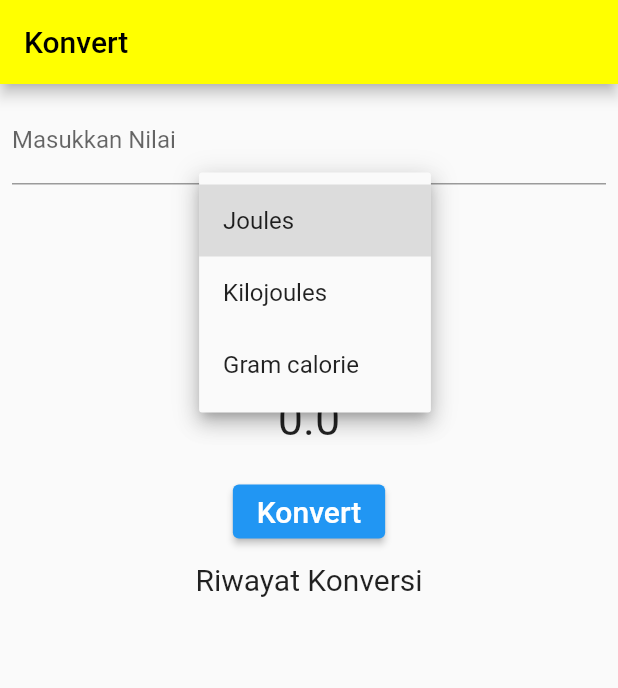
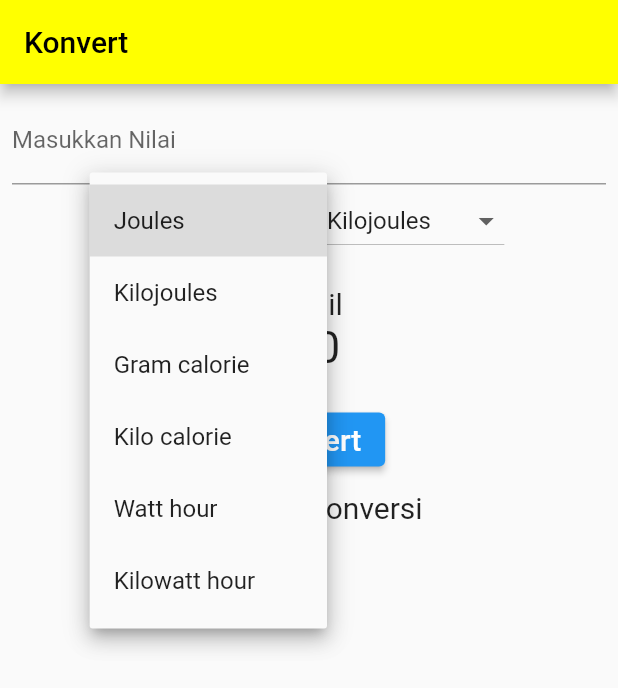
Before and after one commit to refido/konversi_energy, a Flutter app: the screen it shows after launch, after a tap on "Joules", on a phone screen of 412 x 824 dp. Shown: the top 688 px of the screen. Run offline on Flutter 3.47's test engine with Material 2 defaults, Android fonts, the phone set to English and light mode, and no system bars.

Commit message:
fix bug! value dropdown sama, nol koma pada hasil

```diff
--- a/lib/main.dart
+++ b/lib/main.dart
@@ -24,27 +24,125 @@ class _MyAppState extends State<MyApp> {
   TextEditingController data = new TextEditingController();
 
   double _input = 0;
-  var listItem = ["Joules", "Kilojoules", "Gram calorie"];
+  var listItem = [
+    "Joules",
+    "Kilojoules",
+    "Gram calorie",
+    "Kilo calorie",
+    "Watt hour",
+    "Kilowatt hour"
+  ];
   void _hitungEnergy() {
     setState(() {
       _input = double.parse(data.text);
-      if (_value1 == "Joules" && _value2 == "Kilojoules") //joules ke kilojoules
+      //joules ke joules
+      if (_value1 == "Joules" && _value2 == "Joules")
+        _result = _input;
+      //joules ke kilojoules
+      else if (_value1 == "Joules" && _value2 == "Kilojoules")
         _result = _input / 1000;
-      else if (_value1 == "Kilojoules" &&
-          _value2 == "Joules") //kilojoules ke joules
+      //joules ke gram calorie
+      else if (_value1 == "Joules" && _value2 == "Gram calorie")
+        _result = _input / 4.184;
+      //joules ke kilo calorie
+      else if (_value1 == "Joules" && _value2 == "Kilo calorie")
+        _result = _input / 4184;
+      //joules ke watt hour
+      else if (_value1 == "Joules" && _value2 == "Watt hour")
+        _result = _input / 3600;
+      //joules ke kilowatt hour
+      else if (_value1 == "Joules" && _value2 == "Kilowatt hour")
+        _result = _input / 3600000;
+      //kilojoules ke kilojoules
+      else if (_value1 == "Kilojoules" && _value2 == "Kilojoules")
+        _result = _input;
+      //kilojoules ke joules
+      else if (_value1 == "Kilojoules" && _value2 == "Joules")
         _result = _input * 1000;
-      else if (_value1 == "Joules" &&
-          _value2 == "Gram calorie") //joules ke gram calorie
+      //kilojoules ke gram calorie
+      else if (_value1 == "Kilojoules" && _value2 == "Gram calorie")
+        _result = _input * 239;
+      //kilojoules ke kilo calorie
+      else if (_value1 == "Kilojoules" && _value2 == "Kilo calorie")
         _result = _input / 4.184;
-      else if (_value1 == "Kilojoules" &&
-          _value2 == "Gram calorie") //kilojoules ke gram calorie
-        _result = _input / 240;
-      else if (_value1 == "Gram calorie" &&
-          _value2 == "Joules") //gram calorie ke joules
+      //kilojoules ke watt hour
+      else if (_value1 == "Kilojoules" && _value2 == "Watt hour")
+        _result = _input / 3.6;
+      //kilojoules ke kilowatt hour
+      else if (_value1 == "Kilojoules" && _value2 == "Kilowatt hour")
+        _result = _input / 3600;
+      //gram calorie ke gram calorie
+      else if (_value1 == "Gram calorie" && _value2 == "Gram calorie")
+        _result = _input;
+      //gram calorie ke joules
+      else if (_value1 == "Gram calorie" && _value2 == "Joules")
         _result = _input * 4.184;
-      else if (_value1 == "Gram calorie" &&
-          _value2 == "Kilojoules") //gram calorie ke kilojoules
-        _result = _input / 240;
+      //gram calorie ke kilojoule
+      else if (_value1 == "Gram calorie" && _value2 == "Kilojoules")
+        _result = _input / 239;
+      //gram calorie ke kilo calorie
+      else if (_value1 == "Gram calorie" && _value2 == "Kilo calorie")
+        _result = _input / 1000;
+      //gram calorie ke watt hour
+      else if (_value1 == "Gram calorie" && _value2 == "Watt hour")
+        _result = _input / 860;
+      //gram calorie ke kilowatt hour
+      else if (_value1 == "Gram calorie" && _value2 == "Kilowatt hour")
+        _result = _input / 860421;
+      //kilo calorie ke kilo calorie
+      else if (_value1 == "Kilo calorie" && _value2 == "Kilo calorie")
+        _result = _input;
+      //kilo calorie ke joules
+      else if (_value1 == "Kilo calorie" && _value2 == "Joules")
+        _result = _input * 4184;
+      //kilo calorie ke kilo joule
+      else if (_value1 == "Kilo calorie" && _value2 == "Kilojoules")
+        _result = _input * 4.184;
+      //kilo calorie ke gram calorie
+      else if (_value1 == "Kilo calorie" && _value2 == "Gram calorie")
+        _result = _input * 1000;
+      //kilo calorie ke watt hour
+      else if (_value1 == "Kilo calorie" && _value2 == "Watt hour")
+        _result = _input * 1.162;
+      //kilo calorie ke kilowatt hour
+      else if (_value1 == "Kilo calorie" && _value2 == "Kilowatt hour")
+        _result = _input / 860;
+      //watt hour ke watt hour
+      else if (_value1 == "Watt hour" && _value2 == "Watt hour")
+        _result = _input;
+      //watt hour ke joules
+      else if (_value1 == "Watt hour" && _value2 == "Joules")
+        _result = _input * 3600;
+      //watt hour ke kilo joule
+      else if (_value1 == "Watt hour" && _value2 == "Kilojoules")
+        _result = _input * 3.6;
+      //watt hour ke gram calorie
+      else if (_value1 == "Watt hour" && _value2 == "Gram calorie")
+        _result = _input * 860;
+      //watt hour ke kilo calorie
+      else if (_value1 == "Watt hour" && _value2 == "Kilo calorie")
+        _result = _input / 1.162;
+      //watt hour ke kilowatt hour
+      else if (_value1 == "Watt hour" && _value2 == "Kilowatt hour")
+        _result = _input / 1000;
+      //kilowatt hour ke kilowatt hour
+      else if (_value1 == "Kilowatt hour" && _value2 == "Kilowatt hour")
+        _result = _input;
+      //kilowatt hour ke joules
+      else if (_value1 == "Kilowatt hour" && _value2 == "Joules")
+        _result = _input * 3600000;
+      //kilowatt hour ke kilo joule
+      else if (_value1 == "Kilowatt hour" && _value2 == "Kilojoules")
+        _result = _input * 3600;
+      //kilowatt hour ke gram calorie
+      else if (_value1 == "Kilowatt hour" && _value2 == "Gram calorie")
+        _result = _input * 860421;
+      //kilowatt hour ke kilo calorie
+      else if (_value1 == "Kilowatt hour" && _value2 == "Kilo calorie")
+        _result = _input * 860;
+      //kilowatt hour ke watt hour
+      else if (_value1 == "Kilowatt hour" && _value2 == "Watt hour")
+        _result = _input * 1000;
       listViewItem.add("$_value1 -> $_value2 = $_result");
     });
   }
@@ -66,8 +164,11 @@ class _MyAppState extends State<MyApp> {
         body: Container(
           margin: EdgeInsets.all(8),
           child: Column(
-            children: [
+            children: <Widget>[
               Input(input: data),
+              Row(
+                mainAxisAlignment: MainAxisAlignment.center,
+                children: <Widget>[
                   DropdownButton<String>(
                     items: listItem.map((String value) {
                       return DropdownMenuItem<String>(
@@ -83,6 +184,9 @@ class _MyAppState extends State<MyApp> {
                       });
                     },
                   ),
+                  Icon(
+                    Icons.arrow_forward,
+                  ),
                   DropdownButton<String>(
                     items: listItem.map((String value) {
                       return DropdownMenuItem<String>(
@@ -97,6 +201,8 @@ class _MyAppState extends State<MyApp> {
                         _hitungEnergy();
                       });
                     },
+                  ),
+                ],
               ),
               Result(result: _result),
               Convert(konvertHandler: _hitungEnergy),
--- a/lib/result.dart
+++ b/lib/result.dart
@@ -18,7 +18,7 @@ class Result extends StatelessWidget {
             style: TextStyle(fontSize: 20),
           ),
           Text(
-            result.toStringAsFixed(1),
+            result.toString(),
             style: TextStyle(fontSize: 30),
           )
         ],
```
Lines whose indentation alone changed are shown as unchanged.
